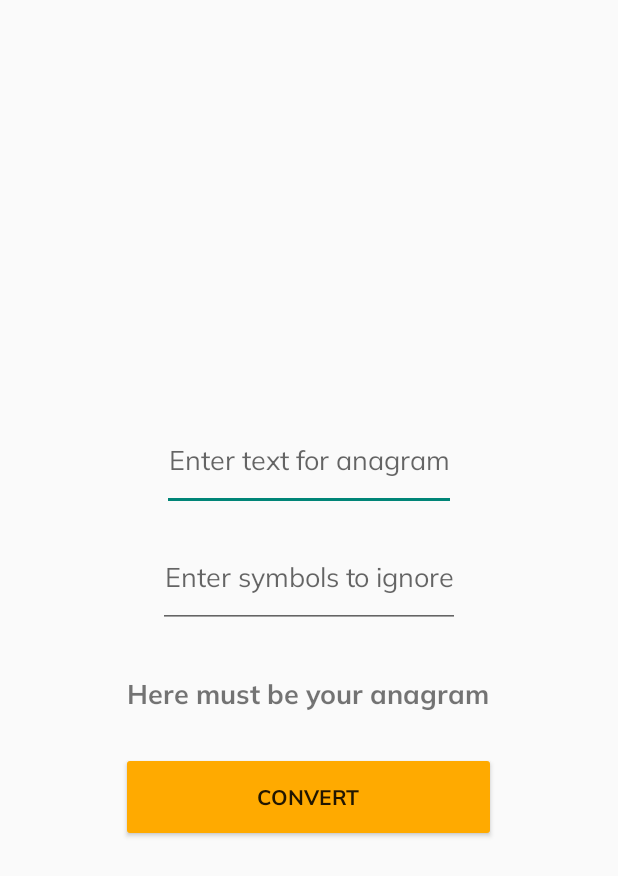
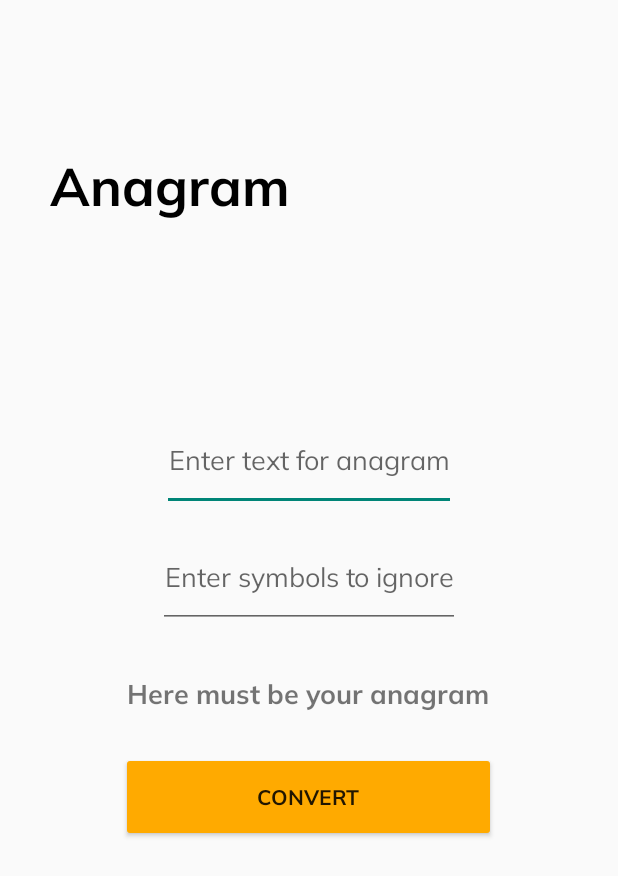
Before and after one commit to MykolaButsko/Anagram, an Android app: the screen it shows after launch (MainActivity), on a phone screen of 412 x 824 dp. Shown: the top 876 px of the screen. Run offline under Robolectric (Android 15) with nearby library versions, the phone set to English and light mode, and no system bars.

Commit message:
Feat: add app name display on the main screen

```diff
--- a/app/src/main/res/layout/activity_main.xml
+++ b/app/src/main/res/layout/activity_main.xml
@@ -2,7 +2,23 @@
 <androidx.constraintlayout.widget.ConstraintLayout xmlns:android="http://schemas.android.com/apk/res/android"
     xmlns:tools="http://schemas.android.com/tools"
     android:layout_width="match_parent"
-    android:layout_height="match_parent">
+    android:layout_height="match_parent"
+    xmlns:app="http://schemas.android.com/apk/res-auto">
+
+    <TextView
+        android:id="@+id/textViewAppName"
+        android:layout_width="wrap_content"
+        android:layout_height="wrap_content"
+        android:layout_marginStart="33dp"
+        android:layout_marginTop="100dp"
+        android:fontFamily="@font/mulish_bold"
+        android:text="@string/app_name"
+        android:textColor="@color/black"
+        android:textSize="35sp"
+        android:textStyle="bold"
+        app:layout_constraintStart_toStartOf="parent"
+        app:layout_constraintTop_toTopOf="parent"
+        tools:ignore="MissingConstraints,VisualLintOverlap" />
 
     <LinearLayout
         android:layout_width="match_parent"
```
